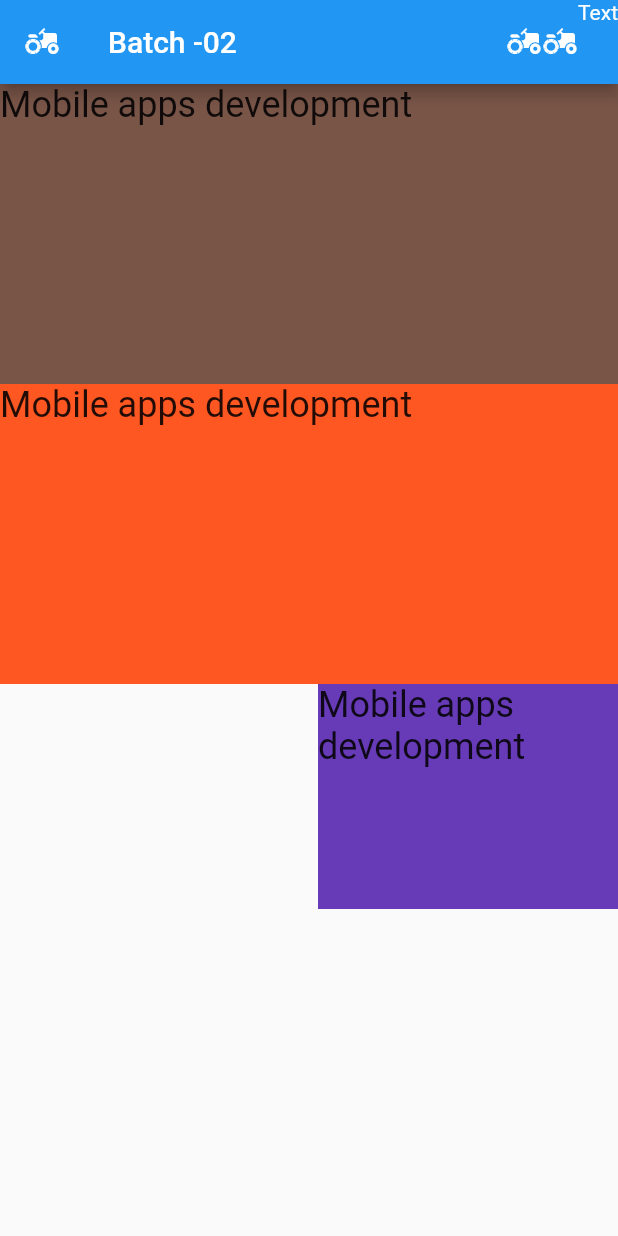
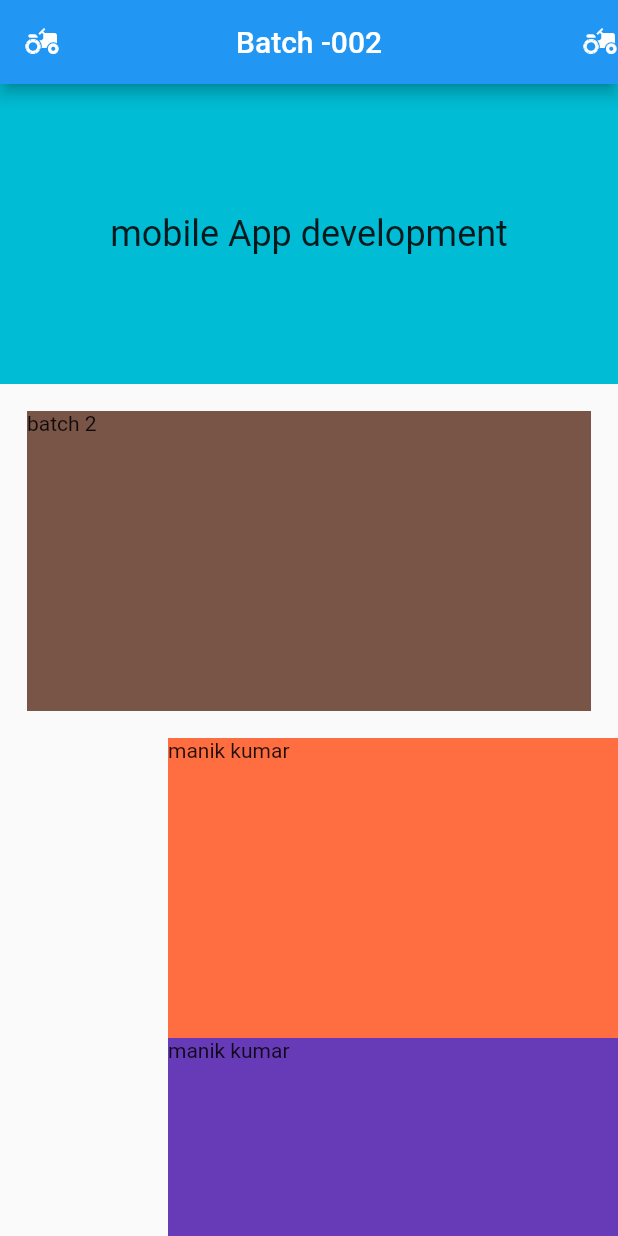
Before and after one commit to jihanislam007/ict_appdevelopment_batch02, a Flutter app: the screen it shows after launch, on a phone screen of 412 x 824 dp. Run offline on Flutter 3.47's test engine with Material 2 defaults, Android fonts, the phone set to English and light mode, and no system bars.

Commit message:
Class - 7

```diff
--- a/lib/main.dart
+++ b/lib/main.dart
@@ -1,56 +1,93 @@
 import 'package:flutter/material.dart';
 
-void main() {
-  runApp(johirul());
+void main(){
+  runApp(himel());
 }
-
-class johirul extends StatelessWidget {
+class himel extends StatelessWidget {
   @override
   Widget build(BuildContext context) {
     return MaterialApp(
-      home: Scaffold(
-        appBar: AppBar(
-          leading: Icon(Icons.agriculture),
-          actions: [
-            Icon(Icons.agriculture),
-            Icon(Icons.agriculture),
-            Text("Text")
-          ],
-          title: Text("Batch -02"),
-        ),
-        body: SafeArea(
-            child: ListView(
-          children: [
-            Container(
-                height: 200,
-                width: 200,
-                color: Colors.brown,
-                child: Text(
-                  "Mobile apps development",
-                  style: TextStyle(fontSize: 24),
-                )),
-            Container(
-                height: 200,
-                width: 50,
-                color: Colors.deepOrange,
-                child: Text("Mobile apps development",
-                    style: TextStyle(fontSize: 24))),
-          Align(
-            alignment: Alignment.bottomRight,
-            child: Container(
-              width: 200.0,
-              height: 150.0,
-                color: Colors.deepPurple,
-                child: Text("Mobile apps development",
-                    style: TextStyle(fontSize: 24))
-              /*decoration:
-              BoxDecoration(shape: BoxShape.circle, color: Colors.red),*/
-            ),
-          )
+      debugShowCheckedModeBanner: false,
+      home: SecondPage()
 
-          ],
-        )),
-      ),
+      //Thirdpage()
+
     );
   }
 }
+class SecondPage extends StatelessWidget {
+
+  @override
+  Widget build(BuildContext context) {
+    return Scaffold(
+        appBar: AppBar(
+          leading: Icon(Icons.agriculture),
+          actions: [Icon(Icons.agriculture)],
+
+          title: Text("Batch -002"),
+          centerTitle: true,
+        ),
+        body: ListView(
+          children: [
+            Container(
+              color: Colors.cyan,
+              height: 200,
+              child: Center(child: Text("mobile App development",style: TextStyle(fontSize: 24),)),
+            ),
+            Padding(
+              padding: const EdgeInsets.all(18.0),
+              child: Container(
+                  color: Colors.brown,
+                  height: 200,
+                  child: Text("batch 2")),
+            ),
+            Align(
+              alignment: Alignment.centerRight,
+              child:
+              Container(color: Colors.deepOrangeAccent,
+                  height: 200,
+                  width: 300,
+                  child: Text("manik kumar")),
+            ),
+            Align(
+              alignment: Alignment.centerRight,
+              child:
+              Container(color: Colors.deepPurple,
+                  height: 200,
+                  width: 300,
+                  child: Text("manik kumar")),
+            ),
+
+            ElevatedButton(
+                onPressed: (){
+                  print("Button press done ");
+                  Navigator.push(context,
+                    MaterialPageRoute(builder: (context) => Thirdpage()),);
+                },
+                child: Text("Push me"))
+
+          ],
+        )
+    );
+  }
+}
+
+class Thirdpage extends StatelessWidget {
+
+  @override
+  Widget build(BuildContext context) {
+    return Scaffold(
+      body: ListView(children: [
+            Center(
+            child: Text("Third Page",style: TextStyle(fontSize: 30),)),
+        ElevatedButton(
+            onPressed: (){
+              print("Button press done ");
+              Navigator.push(context,
+                MaterialPageRoute(builder: (context) => SecondPage()),);
+            },
+            child: Text("Back me"))
+          ]),
+    );
+  }
+}
```
